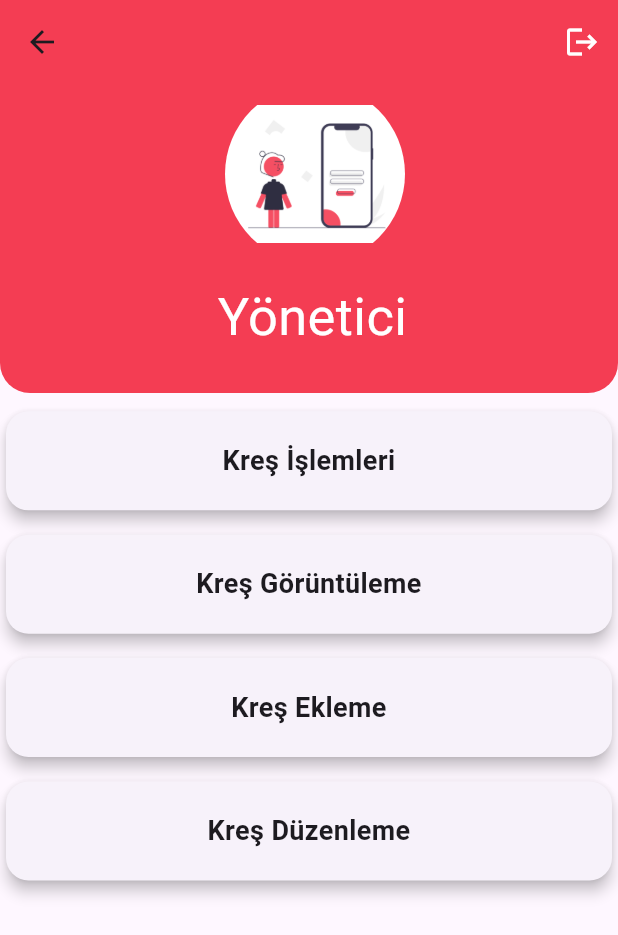
After one commit to BerkayUludogan/kvebis, a Flutter app: the AdminMainView screen opened by its route, on a phone screen of 412 x 824 dp. The commit adds this screen. Shown: the top 935 px of the screen. Run offline on Flutter 3.47's test engine with Material 3 defaults, Android fonts, the phone set to English and light mode, and no system bars; our stand-ins replace auto_route, cloud_firestore, firebase_auth, firebase_core, flutter_mobx, get_it and 3 more; missing offline and left inert: vexana; accounts and stored records are empty; generated files the repository leaves out were written again.

Commit message:
admin main page created

```diff
--- a/lib/core/constants/app/string_constant.dart
+++ b/lib/core/constants/app/string_constant.dart
@@ -1,5 +1,12 @@
 class StringConstants {
   StringConstants._();
+  static const String appNameShort = 'K - VEBİS';
+  static const String appName = 'Kreş Veli Bilgilendirme Sistemi';
+  static const String admin = 'Yönetici';
+  static const String nurseryOperations = 'Kreş İşlemleri';
+  static const String nurseryViewing = 'Kreş Görüntüleme';
+  static const String nurseryAddtion = 'Kreş Ekleme';
+  static const String nurseryEditing = 'Kreş Düzenleme';
   static const String email = 'Email';
   static const String login = 'Giriş Yap';
   static const String password = 'Şifre';
--- a/lib/core/constants/image/image_path.dart
+++ b/lib/core/constants/image/image_path.dart
@@ -1,7 +1,9 @@
 import 'package:flutter/material.dart';
 
 enum ImagePaths {
-  login('login');
+  login('login'),
+  splash('splashLogo'),
+  ;
 
   const ImagePaths(this.value);
   final String value;
--- a/lib/core/extension/context_extension.dart
+++ b/lib/core/extension/context_extension.dart
@@ -27,6 +27,7 @@ extension PaddingExtensionAll on BuildContext {
   EdgeInsets get paddingNormal => EdgeInsets.all(normalValue);
   EdgeInsets get paddingMedium => EdgeInsets.all(mediumValue);
   EdgeInsets get paddingHigh => EdgeInsets.all(highValue);
+  EdgeInsets get splashHigh => EdgeInsets.all(height * .25);
 }
 
 extension PaddingExtensionSymetric on BuildContext {
--- a/lib/core/init/main/main_init.dart
+++ b/lib/core/init/main/main_init.dart
@@ -1,8 +1,8 @@
 part of '../../../main.dart';
 
 final getIt = GetIt.instance;
-
 Future<void> initInitializes() async {
   WidgetsFlutterBinding.ensureInitialized();
+  await Firebase.initializeApp();
   getIt.registerSingleton<AppRouter>(AppRouter());
 }
--- /dev/null
+++ b/lib/core/widgets/container/appbar.dart
@@ -0,0 +1,29 @@
+import 'package:flutter/material.dart';
+import 'package:kvebis_app/core/constants/app/color_constants.dart';
+import 'package:kvebis_app/core/extension/context_extension.dart';
+
+class ContainerAppBar extends StatelessWidget {
+  const ContainerAppBar({required this.text, super.key});
+  final String text;
+  @override
+  Widget build(BuildContext context) {
+    return Container(
+      decoration: BoxDecoration(
+        color: ColorConstants.buttonColor,
+        borderRadius: const BorderRadius.only(
+          bottomLeft: Radius.circular(20),
+          bottomRight: Radius.circular(20),
+        ),
+      ),
+      height: context.splashHigh.top,
+      width: context.width,
+      child: Padding(
+        padding: const EdgeInsets.only(top: 130, left: 145),
+        child: Text(
+          text,
+          style: const TextStyle(fontSize: 35, color: Colors.white),
+        ),
+      ),
+    );
+  }
+}
--- /dev/null
+++ b/lib/feature/admin/core/widgets/card_button.dart
@@ -0,0 +1,31 @@
+import 'package:flutter/material.dart';
+
+class AdminCardButton extends StatelessWidget {
+  AdminCardButton({required this.onTap, required this.text, super.key});
+  Function() onTap;
+  String text;
+  @override
+  Widget build(BuildContext context) {
+    return Card(
+      elevation: 4,
+      shape: RoundedRectangleBorder(
+        borderRadius: BorderRadius.circular(15),
+      ),
+      child: InkWell(
+        onTap: onTap,
+        child: Container(
+          width: double.infinity,
+          padding: const EdgeInsets.all(20.0),
+          child: Text(
+            text,
+            textAlign: TextAlign.center,
+            style: const TextStyle(
+              fontSize: 18.0,
+              fontWeight: FontWeight.bold,
+            ),
+          ),
+        ),
+      ),
+    );
+  }
+}
--- /dev/null
+++ b/lib/feature/admin/main_page/view/admin_main_page.dart
@@ -0,0 +1,70 @@
+import 'package:flutter/material.dart';
+import 'package:flutter/widgets.dart';
+import 'package:kvebis_app/core/constants/app/color_constants.dart';
+import 'package:kvebis_app/core/constants/app/string_constant.dart';
+import 'package:kvebis_app/core/constants/image/image_path.dart';
+import 'package:kvebis_app/core/extension/context_extension.dart';
+import 'package:kvebis_app/core/widgets/container/appbar.dart';
+import 'package:kvebis_app/core/widgets/sizedBox.dart';
+import 'package:kvebis_app/feature/admin/core/widgets/card_button.dart';
+
+class AdminMainView extends StatelessWidget {
+  const AdminMainView({super.key});
+
+  @override
+  Widget build(BuildContext context) {
+    return Scaffold(
+      appBar: AppBar(
+        backgroundColor: ColorConstants.buttonColor,
+        actions: [
+          IconButton(
+            onPressed: () {},
+            icon: const Icon(
+              Icons.logout,
+              color: Colors.white,
+            ),
+          ),
+        ],
+      ),
+      body: Column(
+        children: [
+          Stack(
+            children: [
+              const ContainerAppBar(text: StringConstants.admin),
+              Positioned(
+                left: 150,
+                child: ClipOval(
+                  child: CircleAvatar(
+                    backgroundColor: ColorConstants.buttonColor,
+                    radius: 60,
+                    child: ImagePaths.login.toWidget(),
+                  ),
+                ),
+              ),
+            ],
+          ),
+          const SizedBox10(),
+          AdminCardButton(
+            onTap: () {},
+            text: StringConstants.nurseryOperations,
+          ),
+          const SizedBox10(),
+          AdminCardButton(
+            onTap: () {},
+            text: StringConstants.nurseryViewing,
+          ),
+          const SizedBox10(),
+          AdminCardButton(
+            onTap: () {},
+            text: StringConstants.nurseryAddtion,
+          ),
+          const SizedBox10(),
+          AdminCardButton(
+            onTap: () {},
+            text: StringConstants.nurseryEditing,
+          ),
+        ],
+      ),
+    );
+  }
+}
--- a/lib/main.dart
+++ b/lib/main.dart
@@ -1,10 +1,11 @@
+import 'package:firebase_core/firebase_core.dart';
 import 'package:flutter/material.dart';
 import 'package:get_it/get_it.dart';
 import 'package:kvebis_app/product/navigator/app_router.dart';
 part 'core/init/main/main_init.dart';
 
-void main() {
-  getIt.registerSingleton<AppRouter>(AppRouter());
+Future<void> main() async {
+  await initInitializes();
   runApp(MyApp());
 }
 
--- a/lib/product/navigator/app_router.dart
+++ b/lib/product/navigator/app_router.dart
@@ -1,4 +1,5 @@
 import 'package:auto_route/auto_route.dart';
+import 'package:kvebis_app/feature/admin/main_page/view/admin_main_page.dart';
 import 'package:kvebis_app/feature/authenticate/login/view/login_view.dart';
 import 'package:kvebis_app/feature/splash/splash_view.dart';
 part 'app_router.gr.dart';
@@ -19,5 +20,11 @@ class AppRouter extends _$AppRouter {
           transitionsBuilder: TransitionsBuilders.fadeIn,
           durationInMilliseconds: 400,
         ),
+        CustomRoute(
+          page: AdminMainRoute.page,
+          path: '/adminMainView',
+          transitionsBuilder: TransitionsBuilders.fadeIn,
+          durationInMilliseconds: 400,
+        ),
       ];
 }
--- a/pubspec.yaml
+++ b/pubspec.yaml
@@ -23,6 +23,7 @@ dependencies:
 
   # ui kits
   cupertino_icons: ^1.0.6
+  google_fonts: ^6.2.1
 
   # state management
   flutter_mobx: ^2.2.0+1
```
Also changed, not shown: lib/core/widgets/sizedBox.dart (added, +13 -0 lines), lib/feature/authenticate/login/view/login_view.dart (+5 -9 lines), lib/feature/authenticate/login/viewmodel/login_view_model.dart (+35 -5 lines), lib/feature/splash/splash_view.dart (+31 -8 lines), lib/feature/splash/splash_viewmodel.dart (+7 -2 lines), assets/images/splashLogo.png (added), lib/feature/admin/main_page/viewmodel/admin_main_viewmodel.dart (added), lib/product/navigator/app_router.gr.dart, pubspec.lock, 46 other files.
